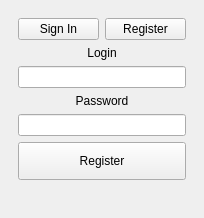
This is src/mainwindow.ui in Qweyke/InfSec_PasswordGuiClient as Qt 5 draws it before an edit. The edited form follows.
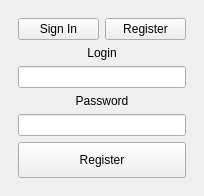
This is the edited form. The open tabs and pages were chosen to show the change.

Diff of the .ui file:
```diff
--- a/src/mainwindow.ui
+++ b/src/mainwindow.ui
@@ -7,7 +7,7 @@
     <x>0</x>
     <y>0</y>
     <width>204</width>
-    <height>218</height>
+    <height>196</height>
    </rect>
   </property>
   <property name="sizePolicy">
@@ -85,7 +85,7 @@
         <item>
          <widget class="QStackedWidget" name="regLogStackedWidget">
           <property name="sizePolicy">
-           <sizepolicy hsizetype="Preferred" vsizetype="Preferred">
+           <sizepolicy hsizetype="Minimum" vsizetype="Minimum">
             <horstretch>0</horstretch>
             <verstretch>0</verstretch>
            </sizepolicy>
@@ -139,7 +139,7 @@
           </widget>
           <widget class="QWidget" name="regPage">
            <property name="sizePolicy">
-            <sizepolicy hsizetype="Preferred" vsizetype="Preferred">
+            <sizepolicy hsizetype="Minimum" vsizetype="Minimum">
              <horstretch>0</horstretch>
              <verstretch>0</verstretch>
             </sizepolicy>
@@ -160,7 +160,7 @@
             <item>
              <widget class="QPushButton" name="regButton">
               <property name="sizePolicy">
-               <sizepolicy hsizetype="Preferred" vsizetype="Preferred">
+               <sizepolicy hsizetype="Minimum" vsizetype="Minimum">
                 <horstretch>0</horstretch>
                 <verstretch>0</verstretch>
                </sizepolicy>
@@ -174,13 +174,6 @@
           </widget>
          </widget>
         </item>
-        <item>
-         <widget class="QLabel" name="infoLabel">
-          <property name="text">
-           <string/>
-          </property>
-         </widget>
-        </item>
        </layout>
       </widget>
       <widget class="QWidget" name="workingPage">
```
Left out of the diff: 8 changed lines with no effect on the pictures.
